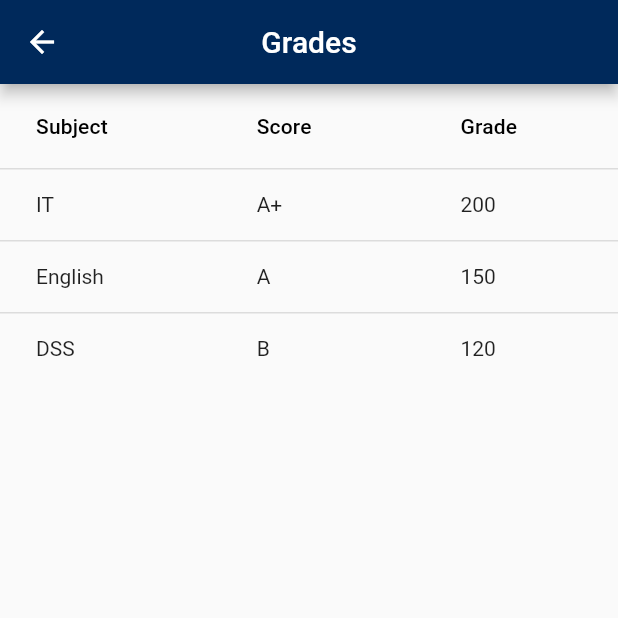
After one commit to DO-DDY/graduationproject-implementation, a Flutter app: the GradeTable screen opened directly, on a phone screen of 412 x 824 dp, the top half of it. The commit adds this screen. Run offline on Flutter 3.47's test engine with Material 2 defaults, Android fonts, the phone set to English and light mode, and no system bars; our stand-ins replace cloud_firestore, firebase_auth, firebase_core, fluttertoast; accounts and stored records are empty.

Commit message:
create grades screen, disaple debug mode

```diff
--- a/lib/main.dart
+++ b/lib/main.dart
@@ -17,6 +17,7 @@ class MyApp extends StatelessWidget {
   @override
   Widget build(BuildContext context) {
     return MaterialApp(
+      debugShowCheckedModeBanner: false,
       title: 'Email and Password Login',
       theme: ThemeData(
         // This is the theme of your application.
--- /dev/null
+++ b/lib/screens/Grades_screen.dart
@@ -0,0 +1,51 @@
+import 'package:flutter/material.dart';
+
+class GradeTable extends StatefulWidget {
+  const GradeTable({Key? key}) : super(key: key);
+
+  @override
+  State<GradeTable> createState() => _GradeTableState();
+}
+
+class _GradeTableState extends State<GradeTable> {
+  @override
+  Widget build(BuildContext context) {
+    return Scaffold(
+      appBar: AppBar(
+        centerTitle: true,
+        title: Text('Grades'),
+      ),
+      body: Column(
+        crossAxisAlignment: CrossAxisAlignment.stretch,
+        children: [
+          Container(
+            child: DataTable(
+              columns: [
+                DataColumn(label: Text('Subject')),
+                DataColumn(label: Text('Score')),
+                DataColumn(label: Text('Grade')),
+              ],
+              rows: [
+                DataRow(cells: [
+                  DataCell(Text('IT')),
+                  DataCell(Text('A+')),
+                  DataCell(Text('200')),
+                ]),
+                DataRow(cells: [
+                  DataCell(Text('English')),
+                  DataCell(Text('A')),
+                  DataCell(Text('150')),
+                ]),
+                DataRow(cells: [
+                  DataCell(Text('DSS')),
+                  DataCell(Text('B')),
+                  DataCell(Text('120')),
+                ]),
+              ],
+            ),
+          ),
+        ],
+      ),
+    );
+  }
+}
--- a/lib/screens/home_screen.dart
+++ b/lib/screens/home_screen.dart
@@ -3,6 +3,7 @@ import 'package:firebase_auth/firebase_auth.dart';
 import 'package:flutter/material.dart';
 import 'package:flutter/services.dart';
 import 'package:graduationprojectyarb/model/user_model.dart';
+import 'package:graduationprojectyarb/screens/Grades_screen.dart';
 import 'package:graduationprojectyarb/screens/login_screen.dart';
 
 import '../config/constant.dart';
@@ -93,6 +94,12 @@ class _HomeScreenState extends State<HomeScreen> {
                       borderRadius: BorderRadius.circular(12),
                       child: InkWell(
                         onTap: () {
+                          Navigator.push(
+                            context,
+                            MaterialPageRoute(
+                              builder: (context) => GradeTable(),
+                            ),
+                          );
                           ScaffoldMessenger.of(context).showSnackBar(
                             const SnackBar(
                               content: Text('left'),
```
